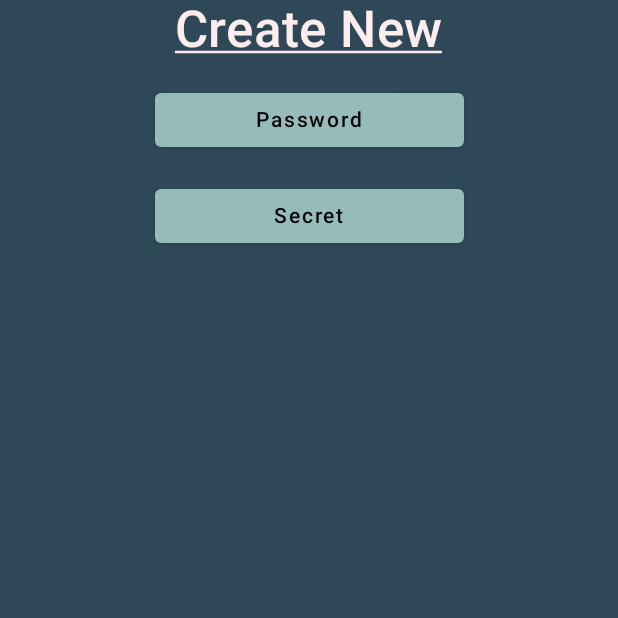
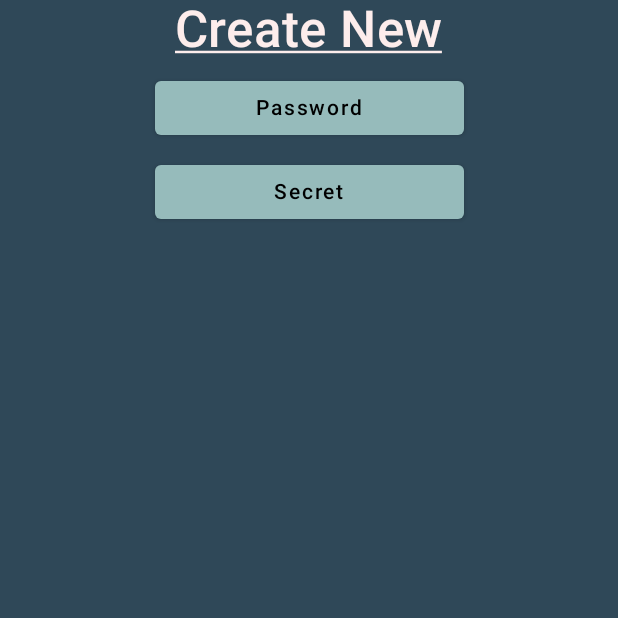
Before and after one commit to JosueMolinaMorales/password-manager-app, an Android app built with Jetpack Compose: the composable CreateRecordView shown on its own in the app's theme, on a phone screen of 412 x 824 dp, the top half of it. Run offline under Robolectric (Android 15) with nearby library versions, the phone set to English and light mode, and no system bars.

Commit message:
fix spacing in create record

```diff
--- a/app/src/main/java/com/example/password_manager_app/ui/app/main_screen/MainScreen.kt
+++ b/app/src/main/java/com/example/password_manager_app/ui/app/main_screen/MainScreen.kt
@@ -123,10 +123,11 @@ fun MainScreen(
                     composable("records") {
                         RecordsView(
                             onEditClick = { recordType, recordId ->
+                                val record = recordId ?: "none"
                                 if (recordType == RecordType.Secret) {
-                                    innerNav.navigate("createSecret/update/$recordId")
+                                    innerNav.navigate("createSecret/update/$record")
                                 } else {
-                                    innerNav.navigate("createPassword/update/$recordId")
+                                    innerNav.navigate("createPassword/update/$record")
                                 }
                             },
                             recordsViewModel = recordsViewModel,
--- a/app/src/main/java/com/example/password_manager_app/ui/app/records/RecordsViewModel.kt
+++ b/app/src/main/java/com/example/password_manager_app/ui/app/records/RecordsViewModel.kt
@@ -66,12 +66,16 @@ class RecordsViewModel(app: Application): AndroidViewModel(app) {
     }
 
     fun deleteRecord(
-        recordId: String,
+        recordId: String?,
         token: String,
         userId: String,
         onSuccess: () -> Unit,
         onError: (String) -> Unit
     ) {
+        if (recordId == null) {
+            onError("Record Not Found")
+            return
+        }
         viewModelScope.launch {
             _isMakingDeleteRequest.value = true
             val res = recNet.deleteRecord(token = token, recordId = recordId)
--- a/app/src/main/java/com/example/password_manager_app/ui/app/records/components/create_record/CreateRecordBottomSheetView.kt
+++ b/app/src/main/java/com/example/password_manager_app/ui/app/records/components/create_record/CreateRecordBottomSheetView.kt
@@ -24,8 +24,14 @@ fun CreateRecordView(
     Column(
         modifier = Modifier
             .fillMaxWidth()
-            .fillMaxHeight(if (LocalConfiguration.current.orientation == Configuration.ORIENTATION_LANDSCAPE) { .5F } else { .25F }),
-        verticalArrangement = Arrangement.spacedBy(16.dp)
+            .fillMaxHeight(
+                if (LocalConfiguration.current.orientation == Configuration.ORIENTATION_LANDSCAPE) {
+                    .5F
+                } else {
+                    .25F
+                }
+            ),
+        verticalArrangement = Arrangement.spacedBy(8.dp)
     ) {
         Row(
             modifier = Modifier
--- a/app/src/main/java/com/example/password_manager_app/ui/app/records/create_update_secret/CreateUpdateSecretViewModel.kt
+++ b/app/src/main/java/com/example/password_manager_app/ui/app/records/create_update_secret/CreateUpdateSecretViewModel.kt
@@ -106,10 +106,14 @@ class CreateUpdateSecretViewModel(app: Application): AndroidViewModel(app) {
 
     fun getSecret(
         token: String,
-        recordId: String,
+        recordId: String?,
         onNotFound: () -> Unit,
         onError: (String) -> Unit
     ) {
+        if (recordId == null) {
+            onNotFound()
+            return
+        }
         viewModelScope.launch {
             val res = _recordNetwork.getRecord(
                 recordId = recordId,
--- a/app/src/main/java/com/example/password_manager_app/ui/app/records/view_records/ViewPassword.kt
+++ b/app/src/main/java/com/example/password_manager_app/ui/app/records/view_records/ViewPassword.kt
@@ -16,8 +16,6 @@ import androidx.compose.ui.text.font.FontWeight
 import androidx.compose.ui.text.style.TextAlign
 import androidx.compose.ui.unit.dp
 import androidx.compose.ui.unit.sp
-import androidx.lifecycle.viewmodel.compose.viewModel
-import com.example.password_manager_app.model.Record
 import com.example.password_manager_app.model.RecordType
 import com.example.password_manager_app.ui.components.OutlinedPasswordManagerButton
 import com.example.password_manager_app.ui.components.PasswordManagerTextField
@@ -30,7 +28,7 @@ import com.example.password_manager_app.ui.theme.PewterBlue
 @Composable
 fun ViewPassword(
     vm: ViewPasswordViewModel,
-    onEditClick: (RecordType, String) -> Unit,
+    onEditClick: (RecordType, String?) -> Unit,
     onDeleteClick: () -> Unit
 ) {
     val show by vm.show
@@ -113,7 +111,7 @@ fun ViewPassword(
                 ) {
                     OutlinedPasswordManagerButton(
                         modifier = Modifier.width(200.dp),
-                        onClick = { onEditClick(RecordType.Password, vm.record.value?.id ?: "none") },
+                        onClick = { onEditClick(RecordType.Password, vm.record.value?.id) },
                         border = BorderStroke(1.dp, Color.Black)
                     ) {
                         Text(text = "Edit", fontSize = 15.sp)
--- a/app/src/main/java/com/example/password_manager_app/ui/app/records/view_records/ViewSecret.kt
+++ b/app/src/main/java/com/example/password_manager_app/ui/app/records/view_records/ViewSecret.kt
@@ -32,7 +32,7 @@ import com.example.password_manager_app.ui.theme.PewterBlue
 @Composable
 fun ViewSecret(
     vm: ViewSecretViewModel,
-    onEditClick: (RecordType, String) -> Unit,
+    onEditClick: (RecordType, String?) -> Unit,
     onDeleteClick: () -> Unit
 ) {
     val show by vm.show
@@ -105,7 +105,7 @@ fun ViewSecret(
                 ) {
                     OutlinedPasswordManagerButton(
                         modifier = Modifier.width(200.dp),
-                        onClick = { onEditClick(RecordType.Secret, vm.record.value?.id ?: "none") },
+                        onClick = { onEditClick(RecordType.Secret, vm.record.value?.id) },
                         border = BorderStroke(1.dp, Color.Black)
                     ) {
                         Text(text = "Edit", fontSize = 15.sp)
```
Also changed, not shown: app/src/main/java/com/example/password_manager_app/ui/app/records/RecordsView.kt (+6 -6 lines), app/src/main/java/com/example/password_manager_app/ui/app/records/create_update_password/CreateUpdatePasswordViewModel.kt (+9 -1 lines).
